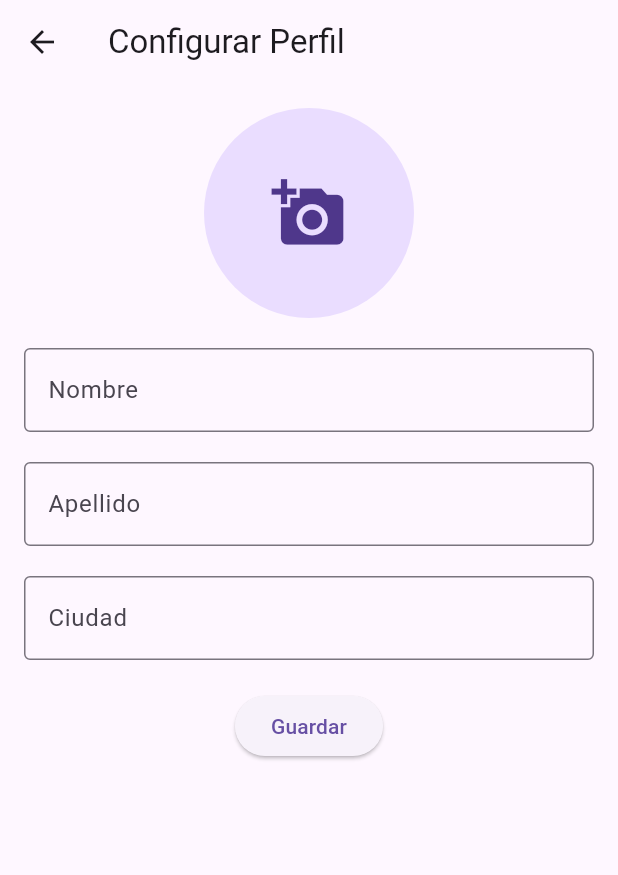
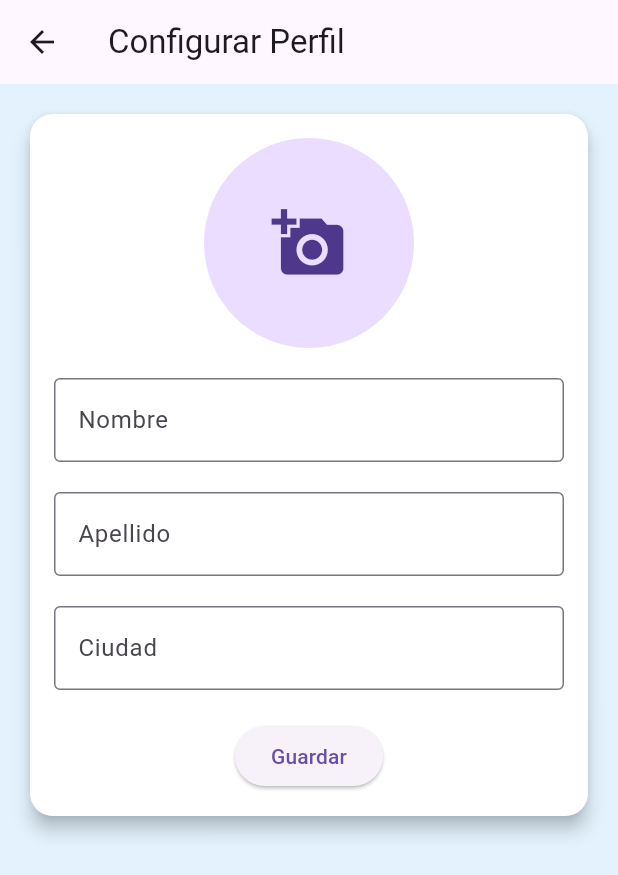
Before and after one commit to Patacon13/veo_veo, a Flutter app: the PerfilConfigPage screen opened directly, on a phone screen of 412 x 824 dp. Shown: the top 875 px of the screen. Run offline on Flutter 3.47's test engine with Material 3 defaults, Android fonts, the phone set to English and light mode, and no system bars; our stand-ins replace camera, carousel_slider, cloud_firestore, firebase_auth, firebase_core, firebase_storage and 5 more; missing offline and left inert: country_pickers, firebase_app_check, flutter_session_manager; accounts and stored records are empty.

Commit message:
agregadas cards y background color en interfaces

```diff
--- a/lib/screens/pages/detalle_pdi/detalle_pdi.dart
+++ b/lib/screens/pages/detalle_pdi/detalle_pdi.dart
@@ -45,6 +45,7 @@ class _DetallePDIPageState extends State<DetallePDIPage> {
   @override
   Widget build(BuildContext context) {
     return Scaffold(
+      backgroundColor: Colors.blue[50],
       appBar: AppBar(
         title: Text('Detalle de ${widget.detalle?.nombre ?? ''}'),
       ),
--- a/lib/screens/pages/logros/logros.dart
+++ b/lib/screens/pages/logros/logros.dart
@@ -34,12 +34,11 @@ class _LogrosPageState extends State<LogrosPage> {
     Usuario? usuario = userProvider.user;
 
     return Scaffold(
-      backgroundColor: Colors.grey[200],
+      backgroundColor: Colors.blue[50],
       body: Column(
         children: [
           Container(
             height: 150,
-            color: Colors.grey[200],
             width: double.infinity,
             child: Image.asset(
               'assets/portada_logros.jpg',
@@ -59,7 +58,7 @@ class _LogrosPageState extends State<LogrosPage> {
           ),
           Expanded(
             child: Container(
-              color: Colors.grey[200],
+              color: Colors.blue[50],
               child: Padding(
                 padding: const EdgeInsets.all(8.0),
                 child: Card(
--- a/lib/screens/pages/perfil/perfil.dart
+++ b/lib/screens/pages/perfil/perfil.dart
@@ -26,6 +26,7 @@ class _PerfilPageState extends State<PerfilPage> {
   @override
   Widget build(BuildContext context) {
     return Scaffold(
+      backgroundColor: Colors.blue[50],
       body: SingleChildScrollView(
         child: Container(
           padding: const EdgeInsets.all(16),
@@ -49,6 +50,7 @@ class _PerfilPageState extends State<PerfilPage> {
         _mostrarFotoAmpliada(usuario, context);
       },
       child: Card(
+        color: Colors.white,
         elevation: 10,
         shape: RoundedRectangleBorder(
           borderRadius: BorderRadius.circular(20),
@@ -85,6 +87,7 @@ class _PerfilPageState extends State<PerfilPage> {
   Widget _buildProfileDetails(BuildContext context) {
     return Card(
       elevation: 5,
+      color: Colors.white,
       shape: RoundedRectangleBorder(
         borderRadius: BorderRadius.circular(15),
       ),
--- a/lib/screens/pages/perfil/perfil_config.dart
+++ b/lib/screens/pages/perfil/perfil_config.dart
@@ -82,6 +82,7 @@ class _PerfilConfigPageState extends State<PerfilConfigPage> {
     return WillPopScope(
   onWillPop: _onWillPop,
   child: Scaffold(
+    backgroundColor: Colors.blue[50],
     appBar: AppBar(
       title: const Text('Configurar Perfil'),
       automaticallyImplyLeading: widget.volverAtras,
@@ -94,7 +95,8 @@ class _PerfilConfigPageState extends State<PerfilConfigPage> {
             Navigator.push(
               context,
               MaterialPageRoute(
-                      builder: (context) => HomePage(interfazInicial: 2)),
+                builder: (context) => HomePage(interfazInicial: 2),
+              ),
             );
           }
         },
@@ -108,7 +110,9 @@ class _PerfilConfigPageState extends State<PerfilConfigPage> {
                 _apellidoController.text = state.usuario!.apellido;
                 _ciudadController.text = state.usuario!.localidad;
               }
-                  return _buildForm(state.usuario);
+              return SingleChildScrollView(
+                child: _buildForm(state.usuario),
+              );
             } else if (state is ErrorOcurrido) {
               return const Center(
                 child: Text(
@@ -127,7 +131,19 @@ class _PerfilConfigPageState extends State<PerfilConfigPage> {
 }
 
   Widget _buildForm(Usuario? usuario) {
-    return Padding(
+  return Center(
+    child: Column(
+      mainAxisAlignment: MainAxisAlignment.center,
+      children: [
+        Container(
+          margin: const EdgeInsets.all(16.0),
+          child: Card(
+            elevation: 5,
+            color: Colors.white,
+            shape: RoundedRectangleBorder(
+              borderRadius: BorderRadius.circular(15),
+            ),
+            child: Padding(
               padding: const EdgeInsets.all(16.0),
               child: Form(
                 key: _formKey,
@@ -147,7 +163,7 @@ class _PerfilConfigPageState extends State<PerfilConfigPage> {
                       const SizedBox(height: 20),
                       TextFormField(
                         controller: _nombreController,
-                decoration: InputDecoration(
+                        decoration: const InputDecoration(
                           labelText: 'Nombre',
                           border: OutlineInputBorder(),
                         ),
@@ -161,7 +177,7 @@ class _PerfilConfigPageState extends State<PerfilConfigPage> {
                       const SizedBox(height: 20),
                       TextFormField(
                         controller: _apellidoController,
-                decoration: InputDecoration(
+                        decoration: const InputDecoration(
                           labelText: 'Apellido',
                           border: OutlineInputBorder(),
                         ),
@@ -175,7 +191,7 @@ class _PerfilConfigPageState extends State<PerfilConfigPage> {
                       const SizedBox(height: 20),
                       TextFormField(
                         controller: _ciudadController,
-                decoration: InputDecoration(
+                        decoration: const InputDecoration(
                           labelText: 'Ciudad',
                           border: OutlineInputBorder(),
                         ),
@@ -195,8 +211,14 @@ class _PerfilConfigPageState extends State<PerfilConfigPage> {
                   ),
                 ),
               ),
+            ),
+          ),
+        ),
+      ],
+    ),
   );
 }
+
 
   ImageProvider<Object>? _getImageProvider(Usuario? usuario) {
     if (_image != null) {
```
Also changed, not shown: lib/screens/pages/subir_foto_pdi/subir_foto_pdi.dart (+19 -11 lines), lib/screens/pages/subir_foto_pdi/tomar_foto.dart (+5 -4 lines). Lines whose indentation alone changed are shown as unchanged.
